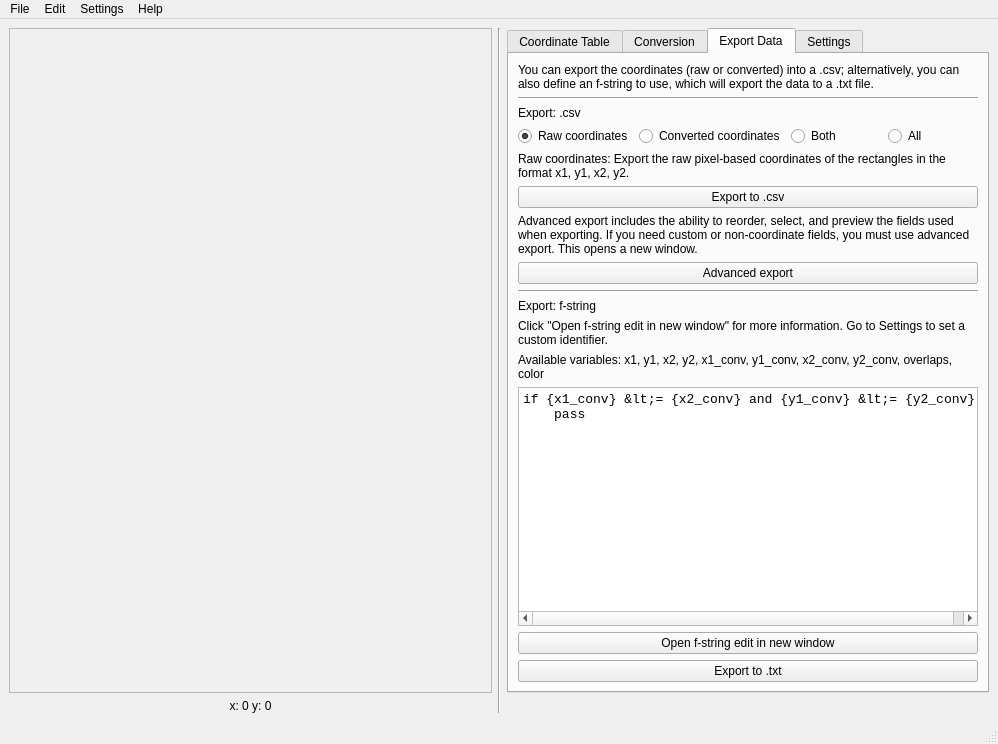
Above: src/main/resources/base/rectmap.ui from lgactna/RectangleMappingTool before the change. Below: the same form after it.
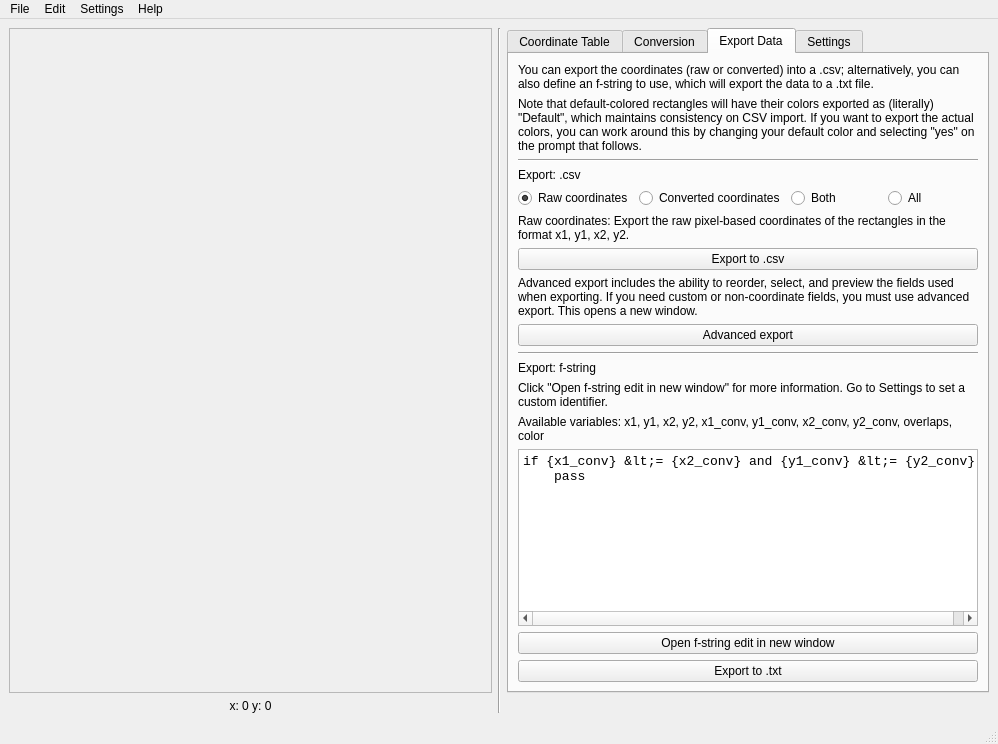
That is the form after the change. The open tabs and pages were chosen to show the change.

Commit message: csv importing

```diff
--- a/src/main/resources/base/rectmap.ui
+++ b/src/main/resources/base/rectmap.ui
@@ -397,6 +397,16 @@
           </property>
          </widget>
         </item>
+        <item>
+         <widget class="QLabel" name="label_33">
+          <property name="text">
+           <string>Note that default-colored rectangles will have their colors exported as (literally) &quot;Default&quot;, which maintains consistency on CSV import. If you want to export the actual colors, you can work around this by changing your default color and selecting &quot;yes&quot; on the prompt that follows.</string>
+          </property>
+          <property name="wordWrap">
+           <bool>true</bool>
+          </property>
+         </widget>
+        </item>
         <item>
          <widget class="Line" name="line_4">
           <property name="orientation">
```
Left out of the diff: 15 changed lines with no effect on the pictures. The commit also changes 2 other files.
